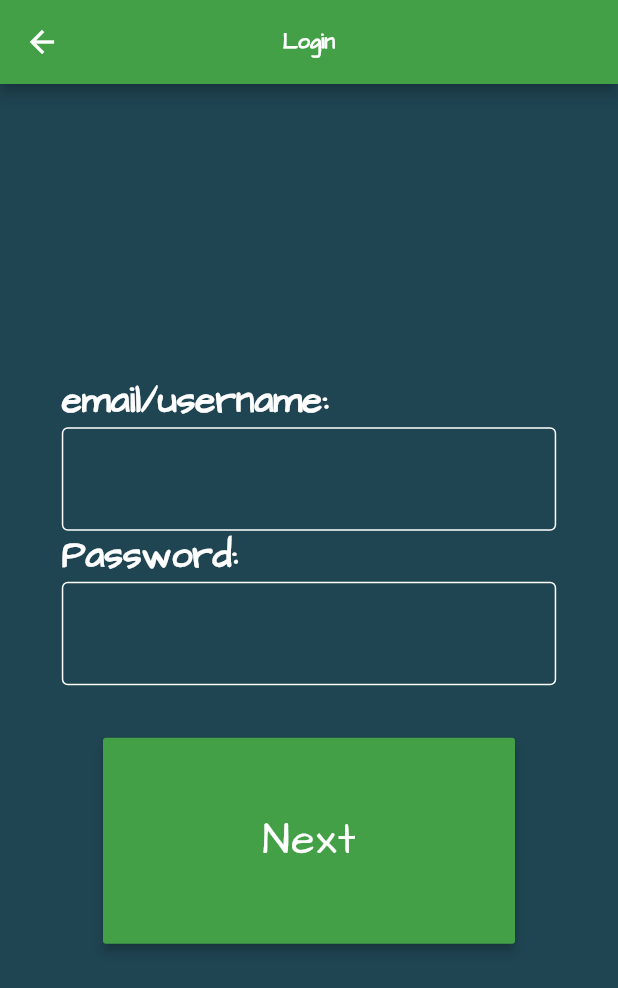
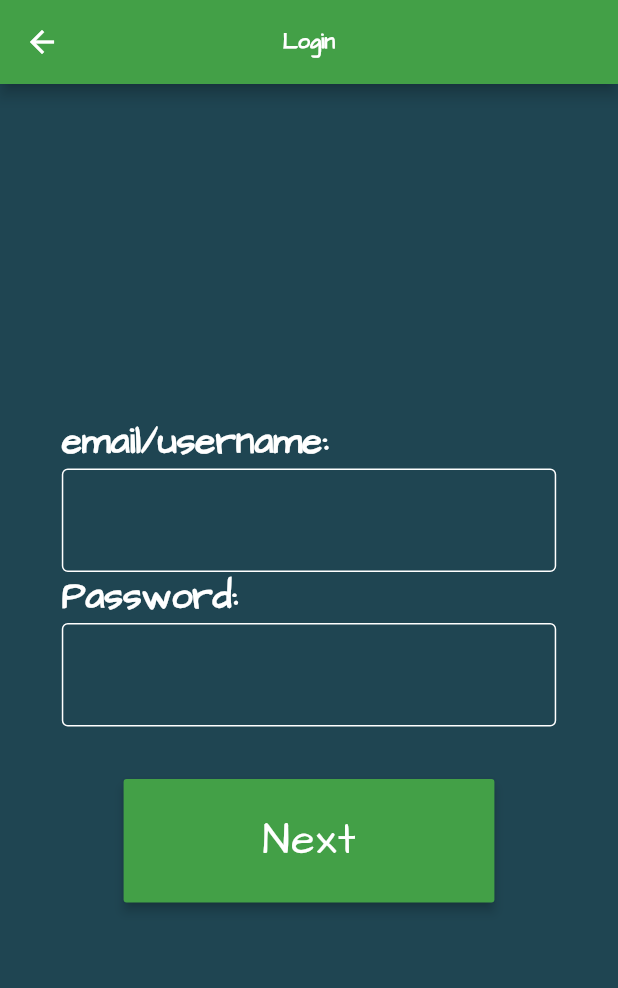
Before and after one commit to edwardtheskull/mathforkids, a Flutter app: the screen it shows after launch, after a tap on "Login", on a phone screen of 412 x 824 dp. Shown: the top 988 px of the screen. Run offline on Flutter 3.47's test engine with Material 2 defaults, Android fonts, the phone set to English and light mode, and no system bars; our stand-ins replace sqflite; accounts and stored records are empty; project files that could hold a hidden picture were left out.

Commit message:
Update login.dart

```diff
--- a/lib/login.dart
+++ b/lib/login.dart
@@ -19,13 +19,10 @@ class loginPageState extends StatefulWidget{
 class LoginPage extends State<loginPageState>{
   TextEditingController textname = new TextEditingController();
   TextEditingController textpassword = new TextEditingController();
-  MediaQueryData queryData;
   @override
   Widget build(BuildContext context) {
-    //double ratio = SizeConfig().init(context);
-   // print(ratio);
-    queryData = MediaQuery.of(context);
-    double devicePixelRatio = queryData.devicePixelRatio;
+    double ratio = SizeConfig().init(context);
+    print(ratio);
     return Scaffold(
         backgroundColor: Color.fromRGBO(31, 69, 82, 1),
         appBar: AppBar(
@@ -92,7 +89,7 @@ class LoginPage extends State<loginPageState>{
                             Row(mainAxisAlignment: MainAxisAlignment.center,
                               children: [Padding(
                               padding: const EdgeInsets.only(top: 35),
-                              child: ButtonTheme(minWidth: queryData.size.width/devicePixelRatio, height: (MediaQuery.of(context).size.height/devicePixelRatio/4),
+                              child: ButtonTheme(minWidth: MediaQuery.of(context).size.width*MediaQuery.of(context).devicePixelRatio/2.5, height: MediaQuery.of(context).size.height*MediaQuery.of(context).devicePixelRatio/15,
                                 child: RaisedButton(elevation: 3,
                                   onPressed: (){
                                     Navigator.push(context, new MaterialPageRoute(builder: (context) => new teacherPageState()));
```
